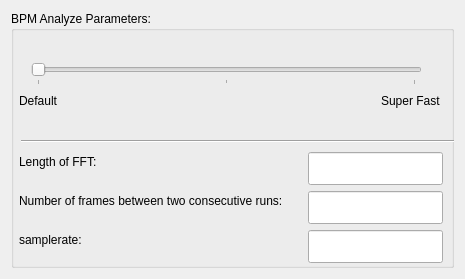
Qt form plugins/bpm/options_bpm.ui (metabrainz/picard-plugins) before a commit.
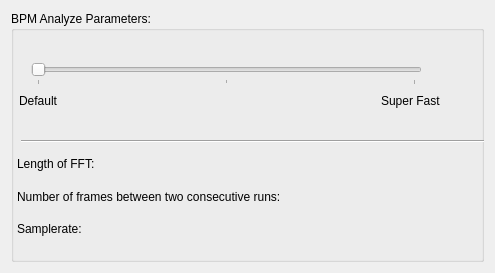
The same form after that commit.

What changed in the file:
```diff
--- a/plugins/bpm/options_bpm.ui
+++ b/plugins/bpm/options_bpm.ui
@@ -6,8 +6,8 @@
    <rect>
     <x>0</x>
     <y>0</y>
-    <width>465</width>
-    <height>279</height>
+    <width>495</width>
+    <height>273</height>
    </rect>
   </property>
   <layout class="QGridLayout" name="gridLayout_2">
@@ -16,88 +16,7 @@
      <property name="title">
       <string>BPM Analyze Parameters:</string>
      </property>
-     <widget class="QLabel" name="label_3">
-      <property name="geometry">
-       <rect>
-        <x>8</x>
-        <y>219</y>
-        <width>69</width>
-        <height>19</height>
-       </rect>
-      </property>
-      <property name="text">
-       <string>samplerate:</string>
-      </property>
-     </widget>
-     <widget class="QLineEdit" name="samplerate_parameter">
-      <property name="geometry">
-       <rect>
-        <x>297</x>
-        <y>219</y>
-        <width>135</width>
-        <height>33</height>
-       </rect>
-      </property>
-      <property name="readOnly">
-       <bool>true</bool>
-      </property>
-     </widget>
-     <widget class="QLabel" name="label">
-      <property name="geometry">
-       <rect>
-        <x>8</x>
-        <y>141</y>
-        <width>81</width>
-        <height>19</height>
-       </rect>
-      </property>
-      <property name="text">
-       <string>Length of FFT:</string>
-      </property>
-     </widget>
-     <widget class="QLineEdit" name="win_s_parameter">
-      <property name="enabled">
-       <bool>true</bool>
-      </property>
-      <property name="geometry">
-       <rect>
-        <x>297</x>
-        <y>141</y>
-        <width>135</width>
-        <height>33</height>
-       </rect>
-      </property>
-      <property name="readOnly">
-       <bool>true</bool>
-      </property>
-     </widget>
-     <widget class="QLabel" name="label_2">
-      <property name="geometry">
-       <rect>
-        <x>8</x>
-        <y>180</y>
-        <width>283</width>
-        <height>19</height>
-       </rect>
-      </property>
-      <property name="text">
-       <string>Number of frames between two consecutive runs:</string>
-      </property>
-     </widget>
-     <widget class="QLineEdit" name="hop_s_parameter">
-      <property name="geometry">
-       <rect>
-        <x>297</x>
-        <y>180</y>
-        <width>135</width>
-        <height>33</height>
-       </rect>
-      </property>
-      <property name="readOnly">
-       <bool>true</bool>
-      </property>
-     </widget>
-     <widget class="QLabel" name="label_5">
+     <widget class="QLabel" name="slider_default">
       <property name="geometry">
        <rect>
         <x>8</x>
@@ -167,6 +86,69 @@
        <enum>Qt::Horizontal</enum>
       </property>
      </widget>
+     <widget class="QWidget" name="horizontalLayoutWidget">
+      <property name="geometry">
+       <rect>
+        <x>6</x>
+        <y>140</y>
+        <width>471</width>
+        <height>91</height>
+       </rect>
+      </property>
+      <layout class="QGridLayout" name="gridLayout" columnstretch="1,1">
+       <item row="2" column="1">
+        <widget class="QLabel" name="samplerate_value">
+         <property name="text">
+          <string/>
+         </property>
+         <property name="alignment">
+          <set>Qt::AlignRight|Qt::AlignTrailing|Qt::AlignVCenter</set>
+         </property>
+        </widget>
+       </item>
+       <item row="1" column="0">
+        <widget class="QLabel" name="hop_s_label">
+         <property name="text">
+          <string>Number of frames between two consecutive runs:</string>
+         </property>
+        </widget>
+       </item>
+       <item row="0" column="1">
+        <widget class="QLabel" name="win_s_value">
+         <property name="text">
+          <string/>
+         </property>
+         <property name="alignment">
+          <set>Qt::AlignRight|Qt::AlignTrailing|Qt::AlignVCenter</set>
+         </property>
+        </widget>
+       </item>
+       <item row="1" column="1">
+        <widget class="QLabel" name="hop_s_value">
+         <property name="text">
+          <string/>
+         </property>
+         <property name="alignment">
+          <set>Qt::AlignRight|Qt::AlignTrailing|Qt::AlignVCenter</set>
+         </property>
+        </widget>
+       </item>
+       <item row="0" column="0">
+        <widget class="QLabel" name="win_s_label">
+         <property name="text">
+          <string>Length of FFT:</string>
+         </property>
+        </widget>
+       </item>
+       <item row="2" column="0">
+        <widget class="QLabel" name="samplerate_label">
+         <property name="text">
+          <string>Samplerate:</string>
+         </property>
+        </widget>
+       </item>
+      </layout>
+     </widget>
     </widget>
    </item>
   </layout>
```
Left out of the diff: 5 changed lines with no effect on the pictures.
